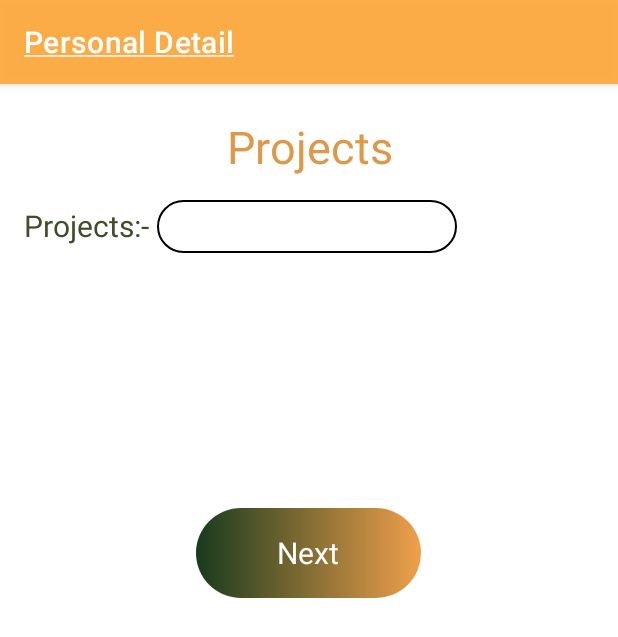
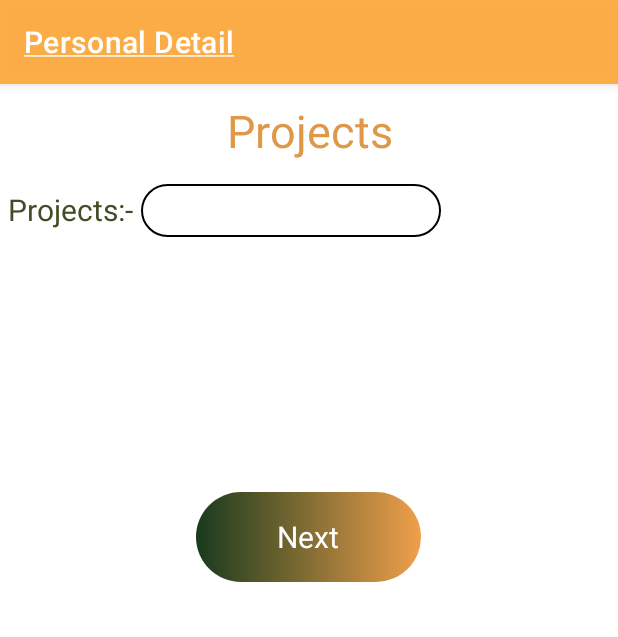
Before and after one commit to Darshan26B/Project, an Android app: the Projects3 screen opened directly, with no data from a screen before it, on a phone screen of 412 x 824 dp. Shown: the top 637 px of the screen. Run offline under Robolectric (Android 15) with nearby library versions, the phone set to English and light mode, and no system bars.

```diff
--- a/app/src/main/java/com/ca/project/Layout1.java
+++ b/app/src/main/java/com/ca/project/Layout1.java
@@ -8,12 +8,13 @@ import android.preference.Preference;
 import android.widget.TextView;
 
 public class Layout1 extends AppCompatActivity {
-
+    SharedPreferences preferences;
     @Override
     protected void onCreate(Bundle savedInstanceState) {
         super.onCreate(savedInstanceState);
         setContentView(R.layout.activity_layout1);
-        SharedPreferences preferences = getSharedPreferences("PData",0);
+
+         preferences = getSharedPreferences("PData",0);
 
         TextView txtName = findViewById(R.id.Name);
         TextView txtDOB = findViewById(R.id.DOB);
--- a/app/src/main/java/com/ca/project/Projects3.java
+++ b/app/src/main/java/com/ca/project/Projects3.java
@@ -23,17 +23,19 @@ public class Projects3 extends AppCompatActivity {
         setContentView(R.layout.activity_projects3);
         preferences = getSharedPreferences("PData", 0);
         editor = preferences.edit();
-        TextView textView = findViewById(R.id.Next5);
+        TextView Next5 = findViewById(R.id.Next5);
         EditText editText = findViewById(R.id.Pro);
 
 
-        textView.setOnClickListener(new View.OnClickListener() {
+        Next5.setOnClickListener(new View.OnClickListener() {
             @Override
             public void onClick(View v) {
                 String Project = editText.getText().toString();
                 editor.putString("Project", Project);
+                editor.commit();
                 if (Project.isEmpty()) {
-                    editText.setError("");
+                    editText.setError("Enter project ");
+
                 } else {
                     Intent intent = new Intent(Projects3.this, Layout1.class);
                     intent.putExtra("Project",Project);
--- a/app/src/main/res/layout/activity_education2.xml
+++ b/app/src/main/res/layout/activity_education2.xml
@@ -4,7 +4,7 @@
     xmlns:tools="http://schemas.android.com/tools"
     android:layout_width="match_parent"
     android:layout_height="match_parent"
-    android:padding="16dp"
+    android:padding="5dp"
     android:orientation="vertical"
     tools:context=".Education2">
 
--- a/app/src/main/res/layout/activity_hobby.xml
+++ b/app/src/main/res/layout/activity_hobby.xml
@@ -4,7 +4,7 @@
     xmlns:tools="http://schemas.android.com/tools"
     android:layout_width="match_parent"
     android:layout_height="match_parent"
-    android:padding="16dp"
+    android:padding="5dp"
     android:orientation="vertical"
     tools:context=".Hobby">
 
--- a/app/src/main/res/layout/activity_main1.xml
+++ b/app/src/main/res/layout/activity_main1.xml
@@ -4,7 +4,7 @@
     xmlns:tools="http://schemas.android.com/tools"
     android:layout_width="match_parent"
     android:layout_height="match_parent"
-    android:padding="16dp"
+    android:padding="5dp"
     android:orientation="vertical"
     tools:context=".MainActivity1">
 
--- a/app/src/main/res/layout/activity_projects3.xml
+++ b/app/src/main/res/layout/activity_projects3.xml
@@ -4,7 +4,7 @@
     xmlns:tools="http://schemas.android.com/tools"
     android:layout_width="match_parent"
     android:layout_height="match_parent"
-    android:padding="16dp"
+    android:padding="5dp"
     android:orientation="vertical"
     tools:context=".Projects3">
     <TextView
--- a/app/src/main/res/layout/activity_skills4.xml
+++ b/app/src/main/res/layout/activity_skills4.xml
@@ -4,7 +4,7 @@
     xmlns:tools="http://schemas.android.com/tools"
     android:layout_width="match_parent"
     android:layout_height="match_parent"
-    android:padding="16dp"
+    android:padding="5dp"
     android:orientation="vertical"
     tools:context=".Skills4">
 
--- a/app/src/main/res/layout/activity_work_history.xml
+++ b/app/src/main/res/layout/activity_work_history.xml
@@ -4,7 +4,7 @@
     xmlns:tools="http://schemas.android.com/tools"
     android:layout_width="match_parent"
     android:layout_height="match_parent"
-    android:padding="16dp"
+    android:padding="5dp"
     android:orientation="vertical"
     tools:context=".Work_History">
     <TextView
```
Also changed, not shown: app/src/main/res/layout/fragment_main.xml (deleted, +0 -20 lines), app/src/main/res/layout/layout1.xml (deleted, +0 -7 lines).
